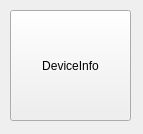
Old version of the form deviceinfopanel.ui in the repository johiten/EnjoyChange.
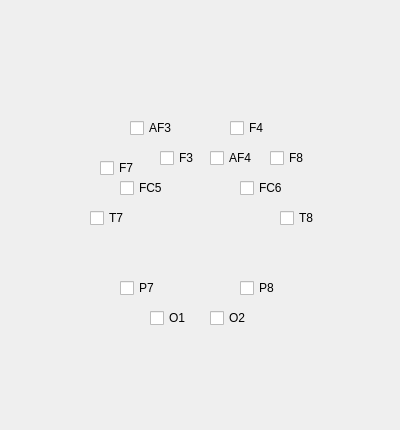
New version of the form. Icons and pictures are not drawn.

What changed in the file:
```diff
--- a/deviceinfopanel.ui
+++ b/deviceinfopanel.ui
@@ -6,26 +6,226 @@
    <rect>
     <x>0</x>
     <y>0</y>
-    <width>143</width>
-    <height>134</height>
+    <width>400</width>
+    <height>430</height>
    </rect>
   </property>
   <property name="windowTitle">
    <string>Form</string>
   </property>
-  <widget class="QPushButton" name="pushButton">
+  <widget class="QCheckBox" name="checkBoxAF3">
    <property name="geometry">
     <rect>
-     <x>10</x>
-     <y>10</y>
-     <width>121</width>
-     <height>111</height>
+     <x>130</x>
+     <y>120</y>
+     <width>71</width>
+     <height>16</height>
     </rect>
    </property>
    <property name="text">
-    <string>DeviceInfo</string>
+    <string>AF3</string>
    </property>
   </widget>
+  <widget class="QCheckBox" name="checkBoxAF4">
+   <property name="geometry">
+    <rect>
+     <x>210</x>
+     <y>150</y>
+     <width>71</width>
+     <height>16</height>
+    </rect>
+   </property>
+   <property name="text">
+    <string>AF4</string>
+   </property>
+  </widget>
+  <widget class="QCheckBox" name="checkBoxF7">
+   <property name="geometry">
+    <rect>
+     <x>100</x>
+     <y>160</y>
+     <width>71</width>
+     <height>16</height>
+    </rect>
+   </property>
+   <property name="text">
+    <string>F7</string>
+   </property>
+  </widget>
+  <widget class="QCheckBox" name="checkBoxF8">
+   <property name="geometry">
+    <rect>
+     <x>270</x>
+     <y>150</y>
+     <width>71</width>
+     <height>16</height>
+    </rect>
+   </property>
+   <property name="text">
+    <string>F8</string>
+   </property>
+  </widget>
+  <widget class="QCheckBox" name="checkBoxF3">
+   <property name="geometry">
+    <rect>
+     <x>160</x>
+     <y>150</y>
+     <width>71</width>
+     <height>16</height>
+    </rect>
+   </property>
+   <property name="text">
+    <string>F3</string>
+   </property>
+  </widget>
+  <widget class="QCheckBox" name="checkBoxF4">
+   <property name="geometry">
+    <rect>
+     <x>230</x>
+     <y>120</y>
+     <width>71</width>
+     <height>16</height>
+    </rect>
+   </property>
+   <property name="text">
+    <string>F4</string>
+   </property>
+  </widget>
+  <widget class="QCheckBox" name="checkBoxFC5">
+   <property name="geometry">
+    <rect>
+     <x>120</x>
+     <y>180</y>
+     <width>71</width>
+     <height>16</height>
+    </rect>
+   </property>
+   <property name="text">
+    <string>FC5</string>
+   </property>
+  </widget>
+  <widget class="QCheckBox" name="checkBoxFC6">
+   <property name="geometry">
+    <rect>
+     <x>240</x>
+     <y>180</y>
+     <width>71</width>
+     <height>16</height>
+    </rect>
+   </property>
+   <property name="text">
+    <string>FC6</string>
+   </property>
+  </widget>
+  <widget class="QCheckBox" name="checkBoxT7">
+   <property name="geometry">
+    <rect>
+     <x>90</x>
+     <y>210</y>
+     <width>71</width>
+     <height>16</height>
+    </rect>
+   </property>
+   <property name="text">
+    <string>T7</string>
+   </property>
+  </widget>
+  <widget class="QCheckBox" name="checkBoxT8">
+   <property name="geometry">
+    <rect>
+     <x>280</x>
+     <y>210</y>
+     <width>71</width>
+     <height>16</height>
+    </rect>
+   </property>
+   <property name="text">
+    <string>T8</string>
+   </property>
+  </widget>
+  <widget class="QCheckBox" name="checkBoxP7">
+   <property name="geometry">
+    <rect>
+     <x>120</x>
+     <y>280</y>
+     <width>71</width>
+     <height>16</height>
+    </rect>
+   </property>
+   <property name="text">
+    <string>P7</string>
+   </property>
+  </widget>
+  <widget class="QCheckBox" name="checkBoxP8">
+   <property name="geometry">
+    <rect>
+     <x>240</x>
+     <y>280</y>
+     <width>71</width>
+     <height>16</height>
+    </rect>
+   </property>
+   <property name="text">
+    <string>P8</string>
+   </property>
+  </widget>
+  <widget class="QCheckBox" name="checkBoxO1">
+   <property name="geometry">
+    <rect>
+     <x>150</x>
+     <y>310</y>
+     <width>71</width>
+     <height>16</height>
+    </rect>
+   </property>
+   <property name="text">
+    <string>O1</string>
+   </property>
+  </widget>
+  <widget class="QCheckBox" name="checkBoxO2">
+   <property name="geometry">
+    <rect>
+     <x>210</x>
+     <y>310</y>
+     <width>71</width>
+     <height>16</height>
+    </rect>
+   </property>
+   <property name="text">
+    <string>O2</string>
+   </property>
+  </widget>
+  <widget class="QLabel" name="label">
+   <property name="geometry">
+    <rect>
+     <x>60</x>
+     <y>60</y>
+     <width>261</width>
+     <height>271</height>
+    </rect>
+   </property>
+   <property name="text">
+    <string/>
+   </property>
+   <property name="pixmap">
+    <pixmap resource="resource.qrc">:/image/image/contactQuality.png</pixmap>
+   </property>
+  </widget>
+  <zorder>label</zorder>
+  <zorder>checkBoxAF3</zorder>
+  <zorder>checkBoxAF4</zorder>
+  <zorder>checkBoxF7</zorder>
+  <zorder>checkBoxF8</zorder>
+  <zorder>checkBoxF3</zorder>
+  <zorder>checkBoxF4</zorder>
+  <zorder>checkBoxFC5</zorder>
+  <zorder>checkBoxFC6</zorder>
+  <zorder>checkBoxT7</zorder>
+  <zorder>checkBoxT8</zorder>
+  <zorder>checkBoxP7</zorder>
+  <zorder>checkBoxP8</zorder>
+  <zorder>checkBoxO1</zorder>
+  <zorder>checkBoxO2</zorder>
  </widget>
  <resources/>
  <connections/>
```
Left out of the diff: 4 changed lines with no effect on the pictures.
